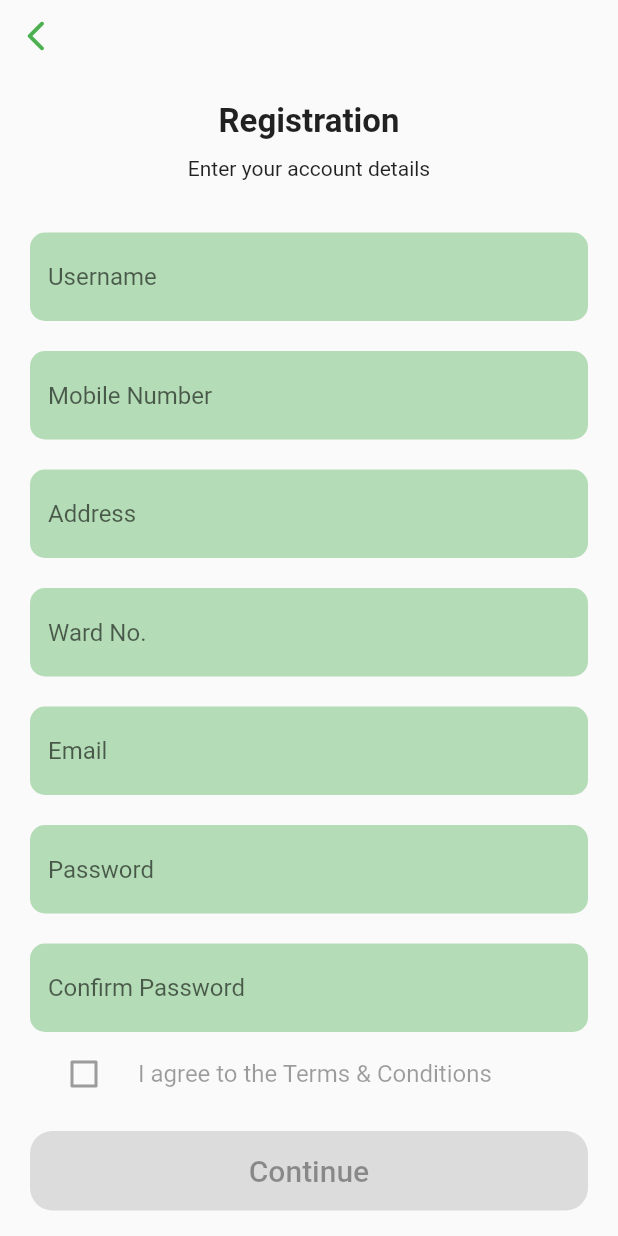
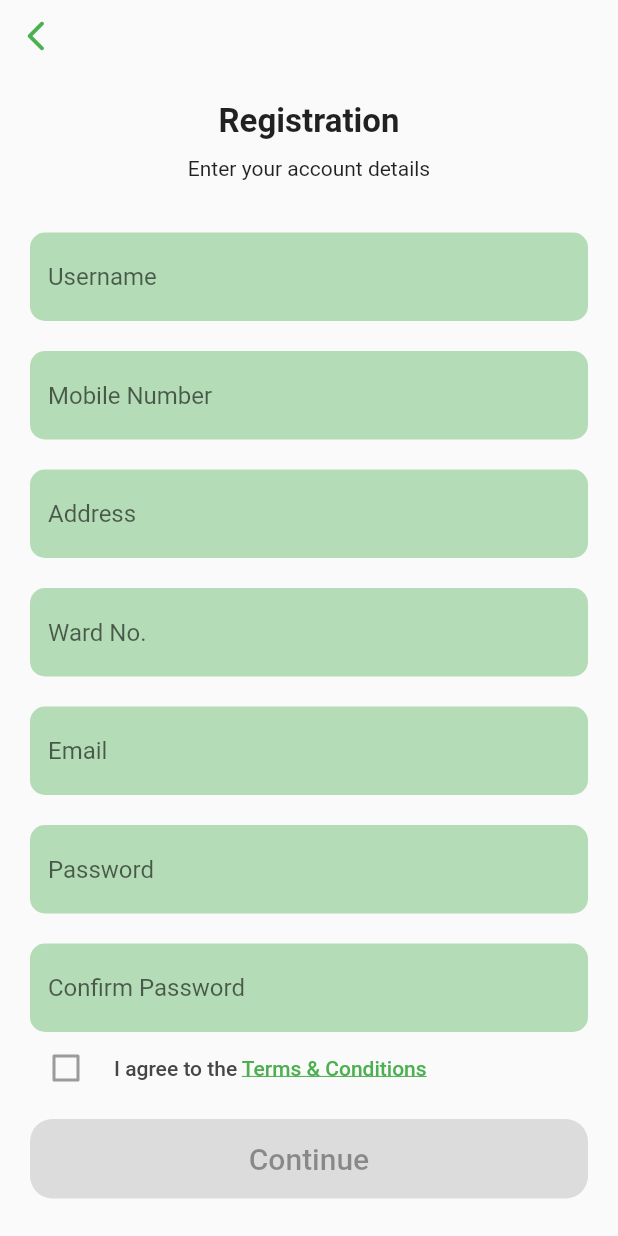
Before and after one commit to EziOPratikk/Garbage-Master, a Flutter app: the RegisterPage screen opened directly, on a phone screen of 412 x 824 dp. Run offline on Flutter 3.47's test engine with Material 2 defaults, Android fonts, the phone set to English and light mode, and no system bars.

Commit message:
Terms & Condtions Added

```diff
--- a/lib/UI/Homepage.dart
+++ b/lib/UI/Homepage.dart
@@ -5,7 +5,8 @@ class Homepage extends StatelessWidget {
 
   @override
   Widget build(BuildContext context) {
-    return Scaffold(
+    return SafeArea(
+      child: Scaffold(
         // bottomNavigationBar: BottomNavigationBar(
         //   items: [],
         // ),
@@ -131,6 +132,7 @@ class Homepage extends StatelessWidget {
             )
           ],
         ),
+      ),
     );
   }
 }
--- a/lib/UI/register.dart
+++ b/lib/UI/register.dart
@@ -1,4 +1,6 @@
 import 'package:flutter/material.dart';
+
+import './terms_&_condtions.dart';
 
 class RegisterPage extends StatelessWidget {
   @override
@@ -152,19 +154,47 @@ class RegisterPage extends StatelessWidget {
       child: Column(
         crossAxisAlignment: CrossAxisAlignment.stretch,
         children: [
-          CheckboxListTile(
-            title: Text("I agree to the Terms & Conditions"),
-            value: false,
-            onChanged: null,
-            controlAffinity: ListTileControlAffinity.leading,
+          // CheckboxListTile(
+          //   activeColor: Theme.of(context).primaryColor,
+          //   title: Text("I agree to the Terms & Conditions"),
+          //   value: false,
+          //   onChanged: null,
+          //   controlAffinity: ListTileControlAffinity.leading,
+          // ),
+          Row(
+            mainAxisAlignment: MainAxisAlignment.start,
+            children: [
+              Checkbox(
+                activeColor: Theme.of(context).primaryColor,
+                value: false,
+                onChanged: null,
+              ),
+              TextButton(
+                onPressed: () {
+                  Navigator.push(
+                      context,
+                      MaterialPageRoute(
+                          builder: (context) => TermsConditions()));
+                },
+                child: Text.rich(
+                  TextSpan(
+                    style: TextStyle(
+                      color: Color.fromARGB(255, 70, 70, 70),
+                    ),
+                    children: [
+                      TextSpan(text: 'I agree to the '),
+                      TextSpan(
+                        text: 'Terms & Conditions',
+                        style: TextStyle(
+                            decoration: TextDecoration.underline,
+                            color: Theme.of(context).primaryColor),
+                      ),
+                    ],
+                  ),
+                ),
+              ),
+            ],
           ),
-          // Row(
-          //   mainAxisAlignment: MainAxisAlignment.start,
-          //   children: [
-          //     Checkbox(value: false, onChanged: null),
-          //     Text('I agree to the Terms & Conditions'),
-          //   ],
-          // ),
           SizedBox(height: 10),
           ElevatedButton(
             child: Text(
--- a/lib/main.dart
+++ b/lib/main.dart
@@ -1,8 +1,9 @@
 import 'package:flutter/material.dart';
+
 import './UI/splash.dart';
-
 import './UI/login.dart';
 import './UI/register.dart';
+import './UI/terms_&_condtions.dart';
 
 void main() => runApp(MyApp());
 
```
Also changed, not shown: lib/UI/terms_&_condtions.dart (added, +92 -0 lines). Lines whose indentation alone changed are shown as unchanged.
